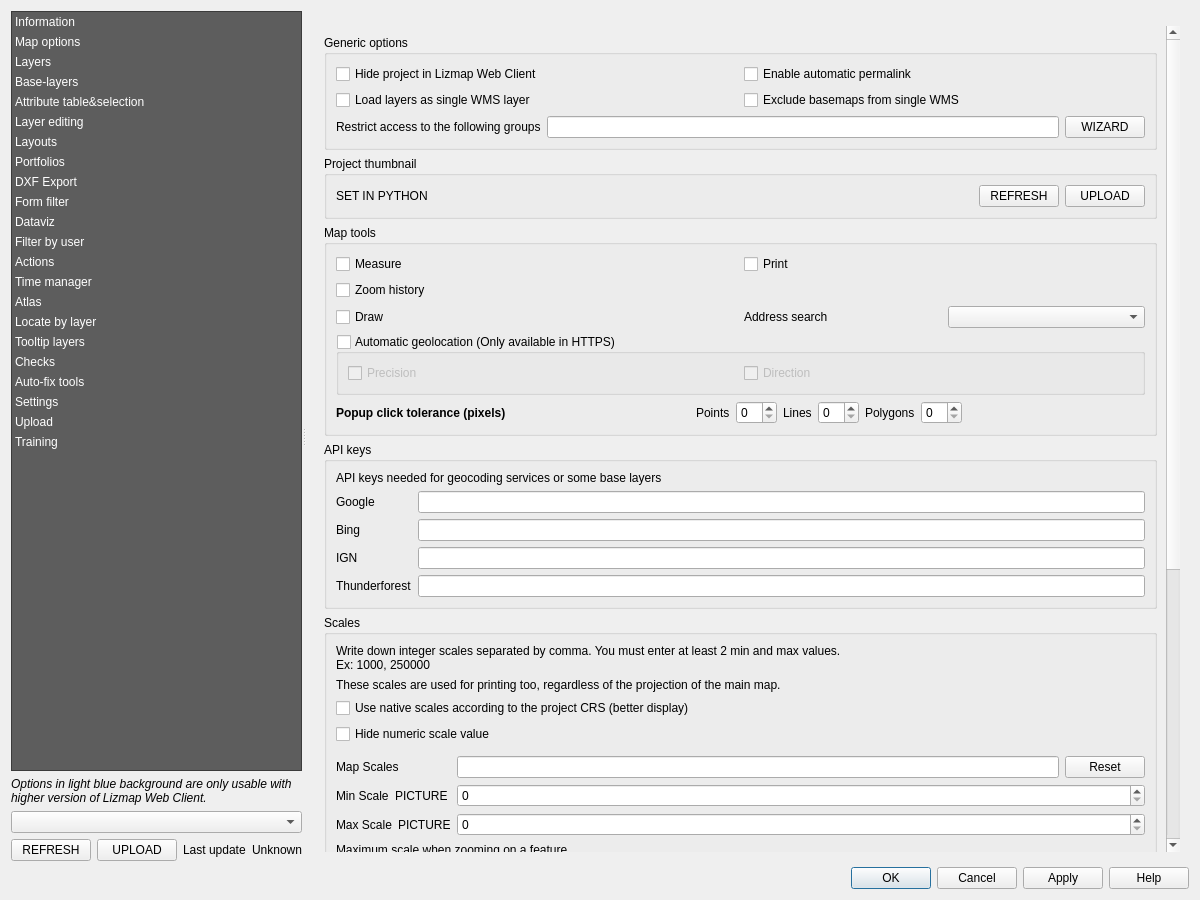
First picture: the form in lizmap/resources/ui/ui_lizmap.ui, repository 3liz/lizmap-plugin, before the edit.
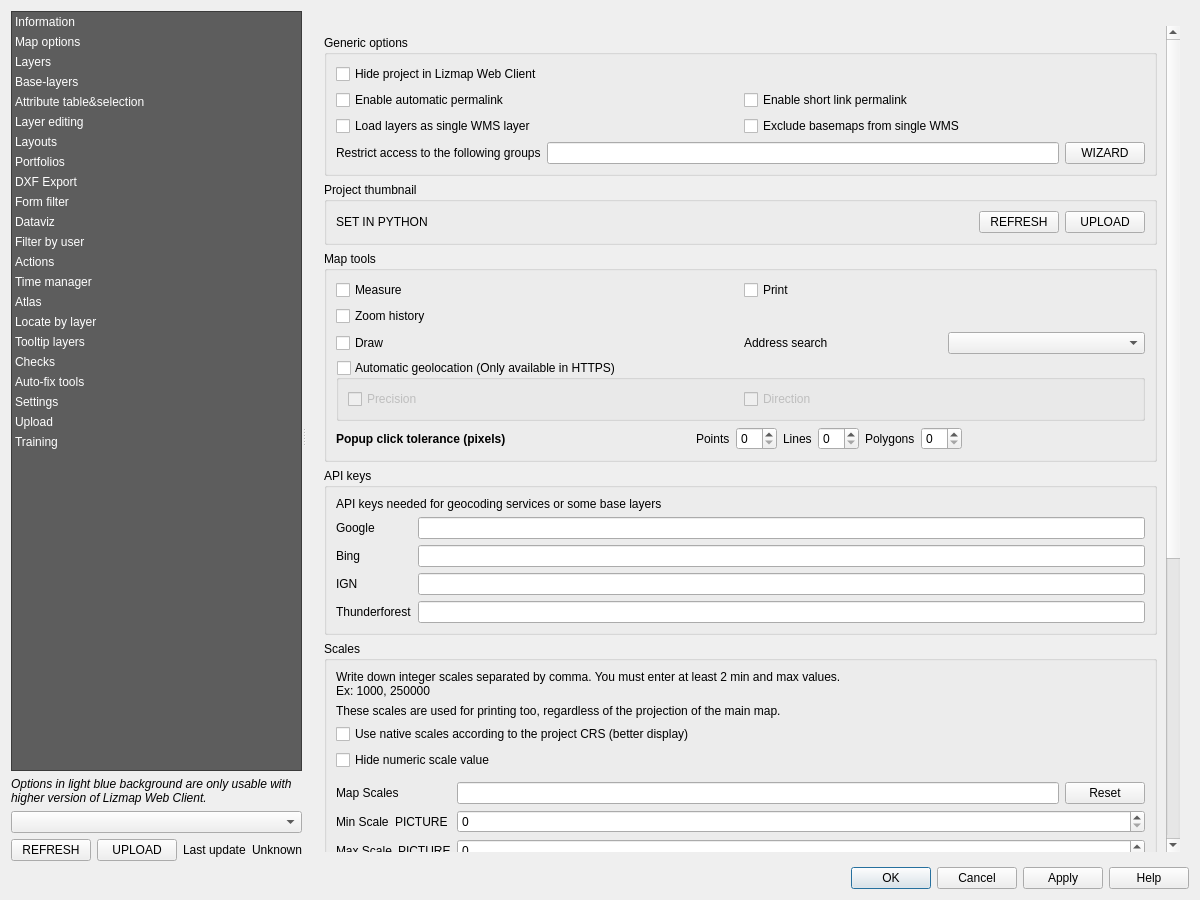
Second picture: the form after the edit. The open tabs and pages were chosen to show the change. Custom widgets are drawn as their Qt base class.

Commit message: add short link permalink option

```diff
--- a/lizmap/resources/ui/ui_lizmap.ui
+++ b/lizmap/resources/ui/ui_lizmap.ui
@@ -773,8 +773,8 @@
                <rect>
                 <x>0</x>
                 <y>0</y>
-                <width>797</width>
-                <height>1433</height>
+                <width>835</width>
+                <height>1542</height>
                </rect>
               </property>
               <layout class="QVBoxLayout" name="verticalLayout_26">
@@ -793,7 +793,7 @@
                       </property>
                      </widget>
                     </item>
-                    <item row="1" column="0">
+                    <item row="2" column="0">
                      <widget class="QCheckBox" name="checkbox_wms_single_request_all_layers">
                       <property name="toolTip">
                        <string>All the map layers will be loaded as a single WMS image</string>
@@ -803,14 +803,7 @@
                       </property>
                      </widget>
                     </item>
-                    <item row="0" column="1">
-                     <widget class="QCheckBox" name="automatic_permalink">
-                      <property name="text">
-                       <string>Enable automatic permalink</string>
-                      </property>
-                     </widget>
-                    </item>
-                    <item row="1" column="1">
+                    <item row="2" column="1">
                      <widget class="QCheckBox" name="checkbox_exclude_basemaps_from_single_wms">
                       <property name="toolTip">
                        <string>When single WMS is enabled, exclude basemaps from the single WMS request. This improves performance for Cloud-Optimized GeoTIFF (COG) basemaps by preserving their native format instead of converting to PNG.</string>
@@ -820,6 +813,23 @@
                       </property>
                      </widget>
                     </item>
+                    <item row="1" column="0">
+                     <widget class="QCheckBox" name="automatic_permalink">
+                      <property name="text">
+                       <string>Enable automatic permalink</string>
+                      </property>
+                     </widget>
+                    </item>
+                    <item row="1" column="1">
+                     <widget class="QCheckBox" name="checkbox_short_link_permalink">
+                      <property name="toolTip">
+                       <string>Handle the permalink with an encoded short hash rather than a full hash containing all the information in plain text</string>
+                      </property>
+                      <property name="text">
+                       <string>Enable short link permalink</string>
+                      </property>
+                     </widget>
+                    </item>
                    </layout>
                   </item>
                   <item>
```
Left out of the diff: 67 changed lines with no effect on the pictures. The commit also changes 4 other files.
